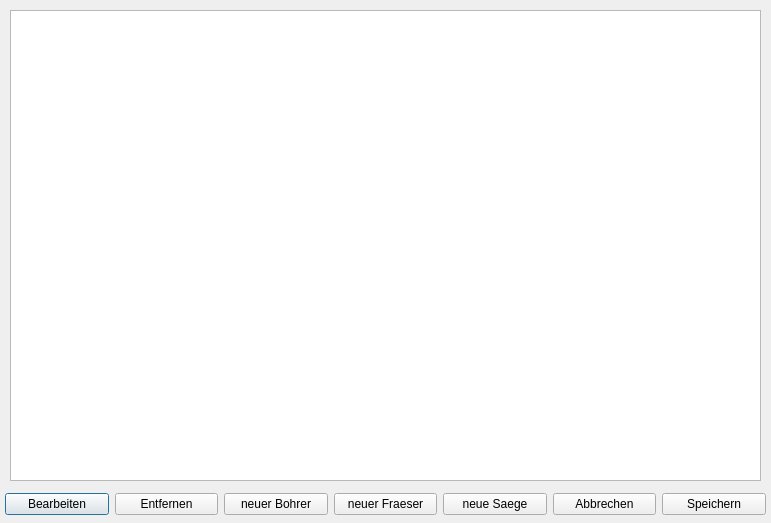
TischlerWilly/postprozessor, file dialog_wkz.ui: the form before one commit.
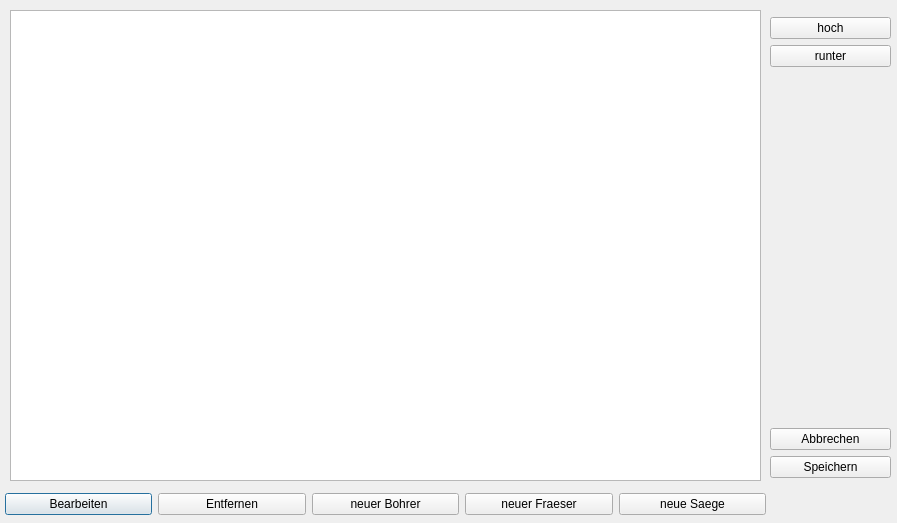
The form after the commit.

Commit message: gui ergänzt + KTA fmc ausräumen verbessert

Diff of the .ui file:
```diff
--- a/dialog_wkz.ui
+++ b/dialog_wkz.ui
@@ -6,7 +6,7 @@
    <rect>
     <x>0</x>
     <y>0</y>
-    <width>771</width>
+    <width>897</width>
     <height>523</height>
    </rect>
   </property>
@@ -68,6 +68,51 @@
       </property>
      </widget>
     </item>
+   </layout>
+  </widget>
+  <widget class="QWidget" name="">
+   <property name="geometry">
+    <rect>
+     <x>770</x>
+     <y>17</y>
+     <width>121</width>
+     <height>461</height>
+    </rect>
+   </property>
+   <layout class="QVBoxLayout" name="verticalLayout">
+    <item>
+     <widget class="QPushButton" name="pushButton_hoch">
+      <property name="toolTip">
+       <string>&lt;html&gt;&lt;head/&gt;&lt;body&gt;&lt;p&gt;Die Reihenfolge der Werkzeuge legt ihre Priorität fest. Ein weiter oben stehendes  Werkzeug wird bevorzugt.&lt;/p&gt;&lt;/body&gt;&lt;/html&gt;</string>
+      </property>
+      <property name="text">
+       <string>hoch</string>
+      </property>
+     </widget>
+    </item>
+    <item>
+     <widget class="QPushButton" name="pushButton_runter">
+      <property name="toolTip">
+       <string>&lt;html&gt;&lt;head/&gt;&lt;body&gt;&lt;p&gt;Die Reihenfolge der Werkzeuge legt ihre Priorität fest. Ein weiter oben stehendes  Werkzeug wird bevorzugt.&lt;/p&gt;&lt;/body&gt;&lt;/html&gt;</string>
+      </property>
+      <property name="text">
+       <string>runter</string>
+      </property>
+     </widget>
+    </item>
+    <item>
+     <spacer name="verticalSpacer">
+      <property name="orientation">
+       <enum>Qt::Vertical</enum>
+      </property>
+      <property name="sizeHint" stdset="0">
+       <size>
+        <width>20</width>
+        <height>40</height>
+       </size>
+      </property>
+     </spacer>
+    </item>
     <item>
      <widget class="QPushButton" name="pushButton_abbrechen">
       <property name="text">
```
Left out of the diff: 2 changed lines with no effect on the pictures. The commit also changes 7 other files.
